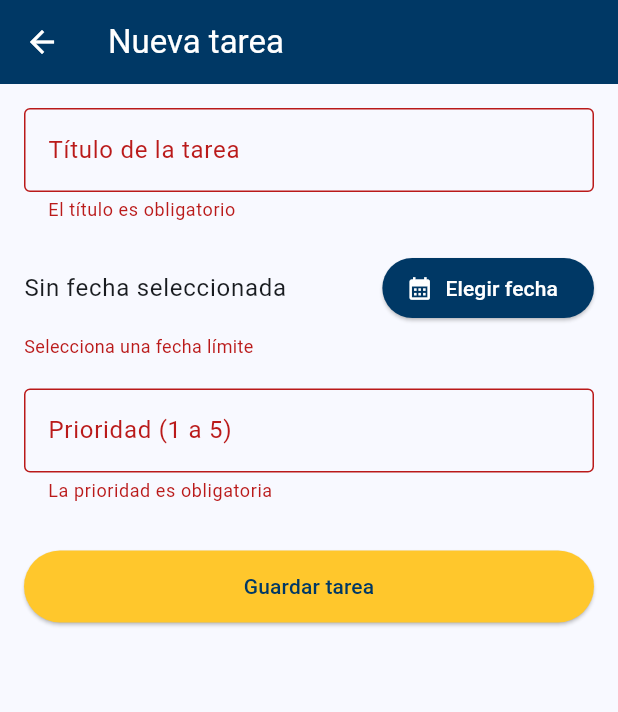
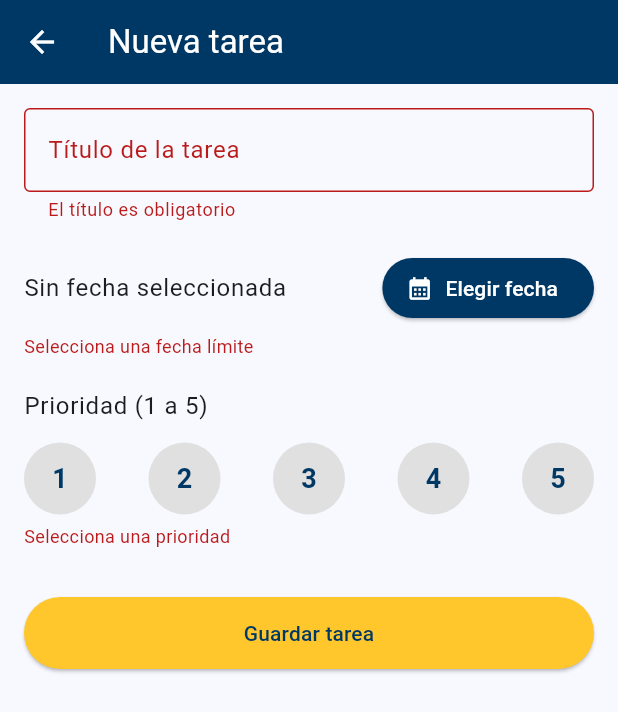
Before and after one commit to bryanpumaec/AppTareasFlutter, a Flutter app: the TaskFormScreen screen opened directly, after a tap on "Guardar tarea", on a phone screen of 412 x 824 dp. Shown: the top 712 px of the screen. Run offline on Flutter 3.47's test engine with Material 3 defaults, Android fonts, the phone set to English and light mode, and no system bars.

Commit message:
Reemplazar campo de prioridad por selector de 5 botones circulares
En vez de escribir el número, el usuario toca uno de los botones
redondos (1 a 5, de izquierda a derecha). Se valida que haya una
selección antes de guardar, mostrando "Selecciona una prioridad" si
no se elige ninguna, igual que la validación de fecha.

Co-Authored-By: Claude Sonnet 5 <noreply@anthropic.com>
Claude-Session: https://claude.ai/code/session_01HeZJFPDQjcjJgxjN9r81Fz

```diff
--- a/lib/screens/task_form_screen.dart
+++ b/lib/screens/task_form_screen.dart
@@ -12,16 +12,24 @@ class TaskFormScreen extends StatefulWidget {
 class _TaskFormScreenState extends State<TaskFormScreen> {
   final _formKey = GlobalKey<FormState>();
   final _titleController = TextEditingController();
-  final _priorityController = TextEditingController();
 
   DateTime? _selectedDate;
   String? _dateError;
 
+  int? _selectedPriority;
+  String? _priorityError;
+
   @override
   void dispose() {
     _titleController.dispose();
-    _priorityController.dispose();
     super.dispose();
+  }
+
+  void _selectPriority(int value) {
+    setState(() {
+      _selectedPriority = value;
+      _priorityError = null;
+    });
   }
 
   Future<void> _pickDate() async {
@@ -45,19 +53,21 @@ class _TaskFormScreenState extends State<TaskFormScreen> {
   void _submit() {
     final isFormValid = _formKey.currentState!.validate();
     final isDateValid = _selectedDate != null;
+    final isPriorityValid = _selectedPriority != null;
 
     setState(() {
       _dateError = isDateValid ? null : 'Selecciona una fecha límite';
+      _priorityError = isPriorityValid ? null : 'Selecciona una prioridad';
     });
 
-    if (!isFormValid || !isDateValid) {
+    if (!isFormValid || !isDateValid || !isPriorityValid) {
       return;
     }
 
     final newTask = Task(
       title: _titleController.text.trim(),
       dueDate: _selectedDate!,
-      priority: int.parse(_priorityController.text.trim()),
+      priority: _selectedPriority!,
     );
 
     Navigator.pop(context, newTask);
@@ -67,6 +77,23 @@ class _TaskFormScreenState extends State<TaskFormScreen> {
     final day = date.day.toString().padLeft(2, '0');
     final month = date.month.toString().padLeft(2, '0');
     return '$day/$month/${date.year}';
+  }
+
+  Widget _buildPriorityButton(int value) {
+    final isSelected = _selectedPriority == value;
+    return GestureDetector(
+      onTap: () => _selectPriority(value),
+      child: CircleAvatar(
+        radius: 24,
+        backgroundColor:
+            isSelected ? AppColors.uniandesBlue : Colors.grey[300],
+        foregroundColor: isSelected ? Colors.white : AppColors.uniandesBlue,
+        child: Text(
+          '$value',
+          style: const TextStyle(fontSize: 18, fontWeight: FontWeight.bold),
+        ),
+      ),
+    );
   }
 
   @override
@@ -129,27 +156,28 @@ class _TaskFormScreenState extends State<TaskFormScreen> {
                   ),
                 ),
               const SizedBox(height: 20),
-              TextFormField(
-                controller: _priorityController,
-                keyboardType: TextInputType.number,
-                decoration: const InputDecoration(
-                  labelText: 'Prioridad (1 a 5)',
-                  border: OutlineInputBorder(),
+              Text(
+                'Prioridad (1 a 5)',
+                style: Theme.of(context).textTheme.bodyLarge,
+              ),
+              const SizedBox(height: 12),
+              Row(
+                mainAxisAlignment: MainAxisAlignment.spaceBetween,
+                children: [1, 2, 3, 4, 5]
+                    .map((value) => _buildPriorityButton(value))
+                    .toList(),
+              ),
+              if (_priorityError != null)
+                Padding(
+                  padding: const EdgeInsets.only(top: 6),
+                  child: Text(
+                    _priorityError!,
+                    style: TextStyle(
+                      color: Theme.of(context).colorScheme.error,
+                      fontSize: 12,
+                    ),
+                  ),
                 ),
-                validator: (value) {
-                  if (value == null || value.trim().isEmpty) {
-                    return 'La prioridad es obligatoria';
-                  }
-                  final parsed = int.tryParse(value.trim());
-                  if (parsed == null) {
-                    return 'Ingresa un número entero válido';
-                  }
-                  if (parsed < 1 || parsed > 5) {
-                    return 'La prioridad debe estar entre 1 y 5';
-                  }
-                  return null;
-                },
-              ),
               const SizedBox(height: 32),
               SizedBox(
                 width: double.infinity,
```
